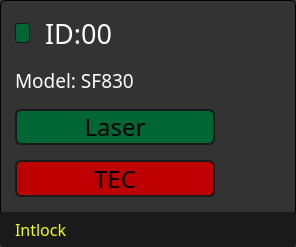
Before: the Qt Designer form model/device/devicewidget.ui in IlyaZh/Maiman-MCBS, drawn with Qt 5.
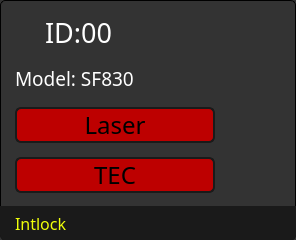
After: the same form once the commit is applied.

Diff of the .ui file:
```diff
--- a/model/device/devicewidget.ui
+++ b/model/device/devicewidget.ui
@@ -7,25 +7,25 @@
     <x>0</x>
     <y>0</y>
     <width>296</width>
-    <height>247</height>
+    <height>240</height>
    </rect>
   </property>
   <property name="sizePolicy">
-   <sizepolicy hsizetype="Minimum" vsizetype="Maximum">
+   <sizepolicy hsizetype="Minimum" vsizetype="Preferred">
     <horstretch>0</horstretch>
     <verstretch>0</verstretch>
    </sizepolicy>
   </property>
   <property name="minimumSize">
    <size>
-    <width>0</width>
-    <height>247</height>
+    <width>296</width>
+    <height>240</height>
    </size>
   </property>
   <property name="maximumSize">
    <size>
     <width>16777215</width>
-    <height>247</height>
+    <height>300</height>
    </size>
   </property>
   <property name="font">
@@ -52,7 +52,7 @@
   </property>
   <layout class="QGridLayout" name="gridLayout">
    <property name="sizeConstraint">
-    <enum>QLayout::SetMinimumSize</enum>
+    <enum>QLayout::SetDefaultConstraint</enum>
    </property>
    <property name="leftMargin">
     <number>0</number>
@@ -84,10 +84,18 @@
       </font>
      </property>
      <property name="styleSheet">
-      <string notr="true">background: rgb(189,0,0);
-border: 2px solid rgb(26,26,26);
-border-radius: 6px;
-color: rgb(0,0,0);</string>
+      <string notr="true">QPushButton 
+{
+	border: 2px solid rgb(26,26,26);
+	border-radius: 6px;
+	color: rgb(0,0,0);
+	background: rgb(189,0,0);
+}
+
+:checked 
+{
+	background: rgb(0,102,51);
+}</string>
      </property>
      <property name="text">
       <string>TEC</string>
@@ -100,7 +108,7 @@
    <item row="4" column="0" colspan="6">
     <widget class="QLabel" name="label_2">
      <property name="sizePolicy">
-      <sizepolicy hsizetype="MinimumExpanding" vsizetype="Preferred">
+      <sizepolicy hsizetype="MinimumExpanding" vsizetype="Fixed">
        <horstretch>0</horstretch>
        <verstretch>0</verstretch>
       </sizepolicy>
@@ -149,10 +157,18 @@
       </font>
      </property>
      <property name="styleSheet">
-      <string notr="true">background: rgb(0,102,51);
-border: 2px solid rgb(26,26,26);
-border-radius: 6px;
-color: rgb(0,0,0);</string>
+      <string notr="true">QPushButton 
+{
+	border: 2px solid rgb(26,26,26);
+	border-radius: 6px;
+	color: rgb(0,0,0);
+	background: rgb(189,0,0);
+}
+
+:checked 
+{
+	background: rgb(0,102,51);
+}</string>
      </property>
      <property name="text">
       <string>Laser</string>
@@ -160,6 +176,9 @@
      <property name="checkable">
       <bool>true</bool>
      </property>
+     <property name="checked">
+      <bool>false</bool>
+     </property>
     </widget>
    </item>
    <item row="1" column="1" colspan="2">
@@ -195,10 +214,10 @@
      </property>
      <property name="styleSheet">
       <string notr="true">QLabel {
-    background: rgb(0,102,51);
+    background: rgb(175,0,0);
     border: 1px solid rgb(26,26,26);
     border-radius: 3px;
-}</string>
+}c</string>
      </property>
      <property name="text">
       <string/>
```
Left out of the diff: 4 changed lines with no effect on the pictures.
